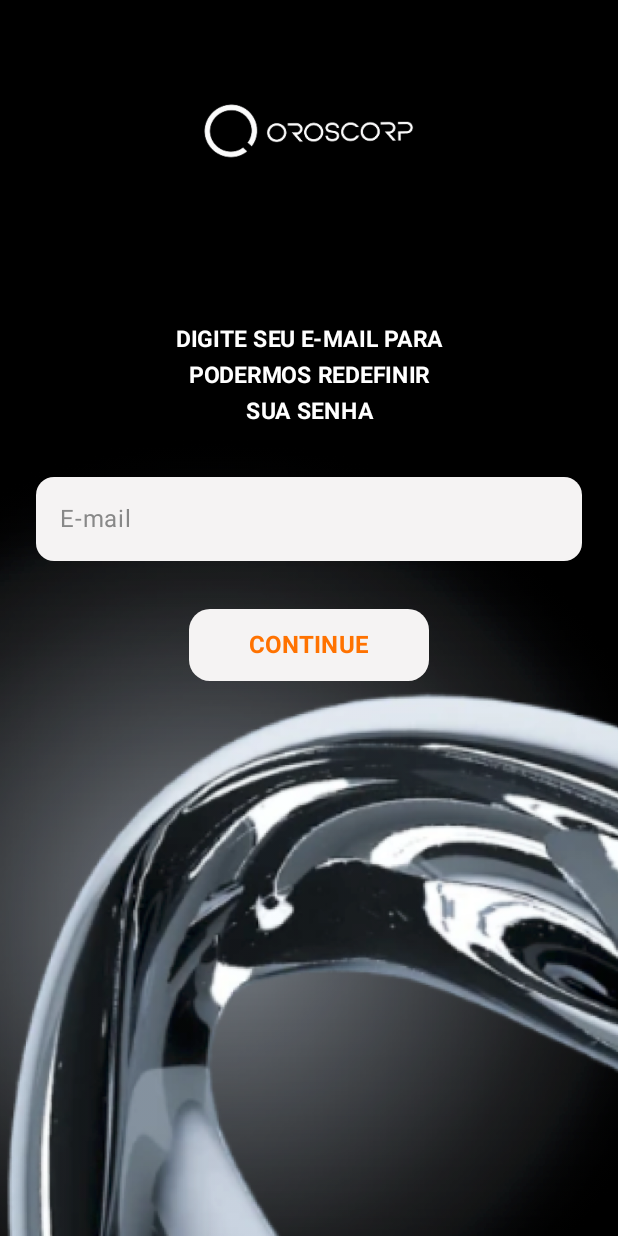
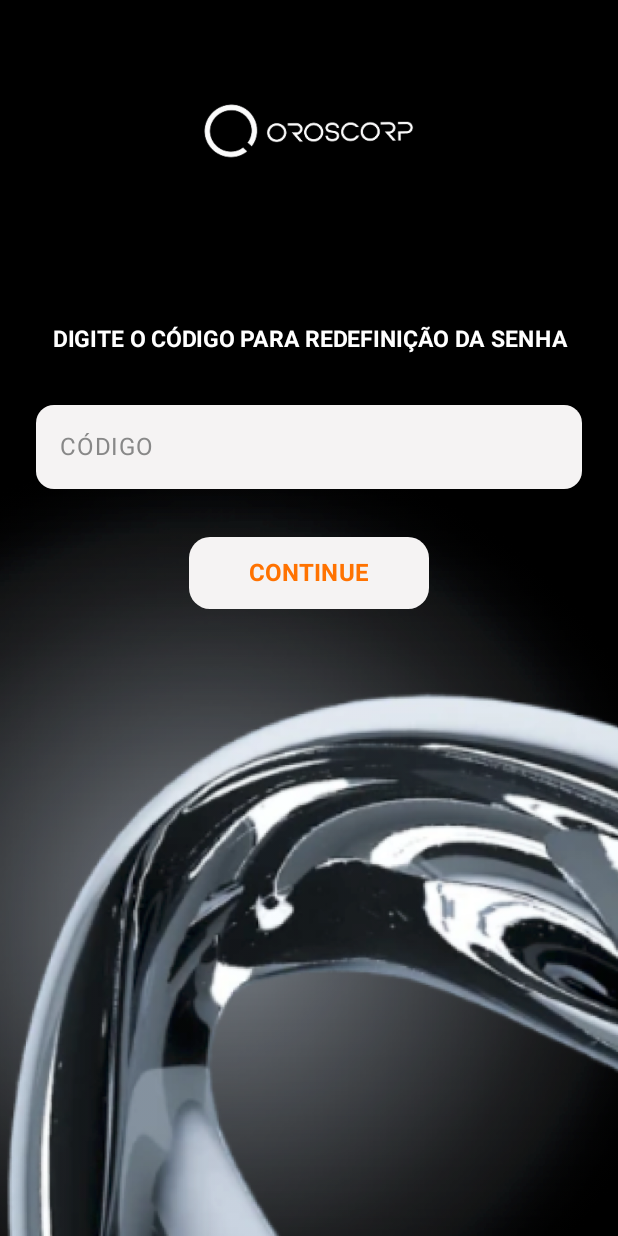
Before and after one commit to suehtam6/OROSCORP---MOBILE, an Android app built with Jetpack Compose: the screen it shows after launch (MainActivity), after a tap on "CONTINUE", on a phone screen of 412 x 824 dp. Run offline under Robolectric (Android 15) with nearby library versions, the phone set to English and light mode, and no system bars; 1 other tap on this screen came first.

Commit message:
Esqueceu senha completo

```diff
--- a/app/src/main/java/com/example/oroscorp_adm/MainActivity.kt
+++ b/app/src/main/java/com/example/oroscorp_adm/MainActivity.kt
@@ -19,6 +19,8 @@ import androidx.compose.ui.text.input.PasswordVisualTransformation
 import androidx.compose.ui.unit.dp
 import androidx.compose.ui.unit.sp
 import com.example.oroscorp_adm.screens.EsqueceuSenhaScreen
+import com.example.oroscorp_adm.screens.RedefinirSenhaCodigo
+import com.example.oroscorp_adm.screens.TrocarSenhaScreen // <--- Importando a nova tela
 import com.example.oroscorp_adm.ui.theme.OroscorpadmTheme
 
 class MainActivity : ComponentActivity() {
@@ -31,7 +33,7 @@ class MainActivity : ComponentActivity() {
                     modifier = Modifier.fillMaxSize(),
                     color = MaterialTheme.colorScheme.background
                 ) {
-                    LoginScreen()
+                    AppNavigation()
                 }
             }
         }
@@ -39,14 +41,45 @@ class MainActivity : ComponentActivity() {
 }
 
 @Composable
-fun LoginScreen() {
+fun AppNavigation() {
+    // Controla qual tela está ativa: "login", "esqueceu", "codigo" ou "trocar"
+    var telaAtual by remember { mutableStateOf("login") }
+
+    when (telaAtual) {
+        "login" -> {
+            LoginScreen(
+                onEsqueceuSenhaClick = { telaAtual = "esqueceu" }
+            )
+        }
+        "esqueceu" -> {
+            EsqueceuSenhaScreen(
+                onBackClick = { telaAtual = "login" },
+                onContinueClick = { telaAtual = "codigo" } // Vai para a tela de digitar o código
+            )
+        }
+        "codigo" -> {
+            RedefinirSenhaCodigo(
+                onBackClick = { telaAtual = "esqueceu" },
+                onContinueClick = { telaAtual = "trocar" } // <--- Vai para a tela de trocar a senha ao continuar!
+            )
+        }
+        "trocar" -> {
+            TrocarSenhaScreen(
+                onBackClick = { telaAtual = "codigo" },
+                onRedefinirClick = {
+                    // Ação finalizada (ex: voltar para o login ou exibir sucesso)
+                    telaAtual = "login"
+                }
+            )
+        }
+    }
+}
+
+@Composable
+fun LoginScreen(onEsqueceuSenhaClick: () -> Unit) {
     var email by remember { mutableStateOf("") }
     var password by remember { mutableStateOf("") }
-    var showEsqueceuSenha by remember { mutableStateOf(false) }
 
-    if (showEsqueceuSenha) {
-        EsqueceuSenhaScreen(onBackClick = { showEsqueceuSenha = false })
-    } else {
     Box(
         modifier = Modifier.fillMaxSize()
     ) {
@@ -133,7 +166,7 @@ fun LoginScreen() {
                 modifier = Modifier.fillMaxWidth(),
                 contentAlignment = Alignment.CenterStart
             ) {
-                    TextButton(onClick = { showEsqueceuSenha = true }) {
+                TextButton(onClick = onEsqueceuSenhaClick) {
                     Text(
                         text = "Esqueceu sua senha?",
                         color = Color.White,
@@ -186,4 +219,3 @@ fun LoginScreen() {
         }
     }
 }
-}
--- a/app/src/main/java/com/example/oroscorp_adm/screens/EsqueceuSenhaScreen.kt
+++ b/app/src/main/java/com/example/oroscorp_adm/screens/EsqueceuSenhaScreen.kt
@@ -17,7 +17,10 @@ import androidx.compose.ui.unit.dp
 import androidx.compose.ui.unit.sp
 
 @Composable
-fun EsqueceuSenhaScreen(onBackClick: () -> Unit) {
+fun EsqueceuSenhaScreen(
+    onBackClick: () -> Unit,
+    onContinueClick: () -> Unit // Parâmetro adicionado para avançar a tela
+) {
     var email by remember { mutableStateOf("") }
 
     Box(
@@ -84,7 +87,7 @@ fun EsqueceuSenhaScreen(onBackClick: () -> Unit) {
 
             // Botão Continue
             Button(
-                onClick = { /* Ação de continuar/enviar email */ },
+                onClick = { onContinueClick() }, // Aciona a transição para a próxima tela
                 modifier = Modifier
                     .width(160.dp)
                     .height(48.dp),
--- /dev/null
+++ b/app/src/main/java/com/example/oroscorp_adm/screens/RedefinirSenhaCodigo.kt
@@ -0,0 +1,109 @@
+package com.example.oroscorp_adm.screens
+
+import com.example.oroscorp_adm.R
+
+import androidx.compose.foundation.Image
+import androidx.compose.foundation.layout.*
+import androidx.compose.foundation.shape.RoundedCornerShape
+import androidx.compose.material3.*
+import androidx.compose.runtime.*
+import androidx.compose.ui.Alignment
+import androidx.compose.ui.Modifier
+import androidx.compose.ui.graphics.Color
+import androidx.compose.ui.layout.ContentScale
+import androidx.compose.ui.res.painterResource
+import androidx.compose.ui.text.font.FontWeight
+import androidx.compose.ui.text.style.TextAlign
+import androidx.compose.ui.unit.dp
+import androidx.compose.ui.unit.sp
+
+@Composable
+fun RedefinirSenhaCodigo(
+    onBackClick: () -> Unit,
+    onContinueClick: () -> Unit // Parâmetro para ação de continuar
+) {
+    var codigo by remember { mutableStateOf("") } // Ajustado de email para codigo
+
+    Box(
+        modifier = Modifier.fillMaxSize()
+    ) {
+        // 1. Imagem de Fundo
+        Image(
+            painter = painterResource(id = R.drawable.fundo),
+            contentDescription = "Fundo",
+            modifier = Modifier.fillMaxSize(),
+            contentScale = ContentScale.Crop
+        )
+
+        // 2. Conteúdo da Tela
+        Column(
+            modifier = Modifier
+                .fillMaxSize()
+                .padding(24.dp),
+            horizontalAlignment = Alignment.CenterHorizontally
+        ) {
+            Spacer(modifier = Modifier.height(40.dp))
+
+            // Logo Oroscorp no topo
+            Image(
+                painter = painterResource(id = R.drawable.logo),
+                contentDescription = "Logo Oroscorp",
+                modifier = Modifier
+                    .width(180.dp)
+                    .height(50.dp),
+                contentScale = ContentScale.Fit
+            )
+
+            Spacer(modifier = Modifier.height(100.dp))
+
+            // Instrução
+            Text(
+                text = "DIGITE O CÓDIGO PARA REDEFINIÇÃO DA SENHA",
+                color = Color.White,
+                fontSize = 15.sp,
+                fontWeight = FontWeight.Bold,
+                textAlign = TextAlign.Center
+            )
+
+            Spacer(modifier = Modifier.height(32.dp))
+
+            // Caixa de Texto (Código)
+            OutlinedTextField(
+                value = codigo,
+                onValueChange = { codigo = it },
+                placeholder = { Text("CÓDIGO", color = Color.Gray) },
+                modifier = Modifier
+                    .fillMaxWidth()
+                    .height(56.dp),
+                shape = RoundedCornerShape(12.dp),
+                colors = OutlinedTextFieldDefaults.colors(
+                    unfocusedContainerColor = Color(0xFFF5F3F3),
+                    focusedContainerColor = Color(0xFFF5F3F3),
+                    unfocusedBorderColor = Color.Transparent,
+                    focusedBorderColor = Color.Transparent
+                )
+            )
+
+            Spacer(modifier = Modifier.height(32.dp))
+
+            // Botão Continue
+            Button(
+                onClick = { onContinueClick() }, // Aciona a ação de continuar
+                modifier = Modifier
+                    .width(160.dp)
+                    .height(48.dp),
+                shape = RoundedCornerShape(14.dp),
+                colors = ButtonDefaults.buttonColors(
+                    containerColor = Color(0xFFF5F3F3)
+                )
+            ) {
+                Text(
+                    text = "CONTINUE",
+                    color = Color(0xFFFF7200),
+                    fontSize = 16.sp,
+                    fontWeight = FontWeight.Bold
+                )
+            }
+        }
+    }
+}
```
Also changed, not shown: app/src/main/java/com/example/oroscorp_adm/screens/TrocarSenhaScreen.kt (added, +131 -0 lines). Lines whose indentation alone changed are shown as unchanged.
